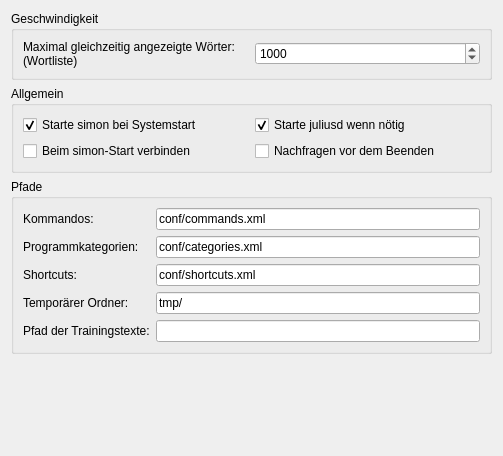
Above: ui/generalsettingsdlg.ui from KDE/simon before the change. Below: the same form after it.
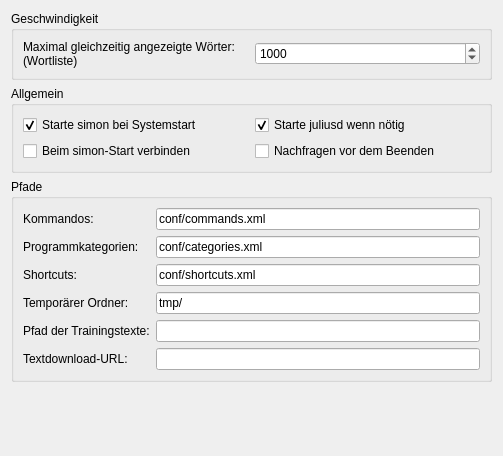
That is the form after the change. Icons and pictures are not drawn.

Patch:
```diff
--- a/ui/generalsettingsdlg.ui
+++ b/ui/generalsettingsdlg.ui
@@ -150,6 +150,13 @@
           </property>
          </widget>
         </item>
+        <item>
+         <widget class="QLabel" name="label_2" >
+          <property name="text" >
+           <string>Textdownload-URL:</string>
+          </property>
+         </widget>
+        </item>
        </layout>
       </item>
       <item>
@@ -185,6 +192,9 @@
         <item>
          <widget class="QLineEdit" name="lePathToTexts" />
         </item>
+        <item>
+         <widget class="QLineEdit" name="leTextUpdateURL" />
+        </item>
        </layout>
       </item>
      </layout>
```
Left out of the diff: 4 changed lines with no effect on the pictures.
